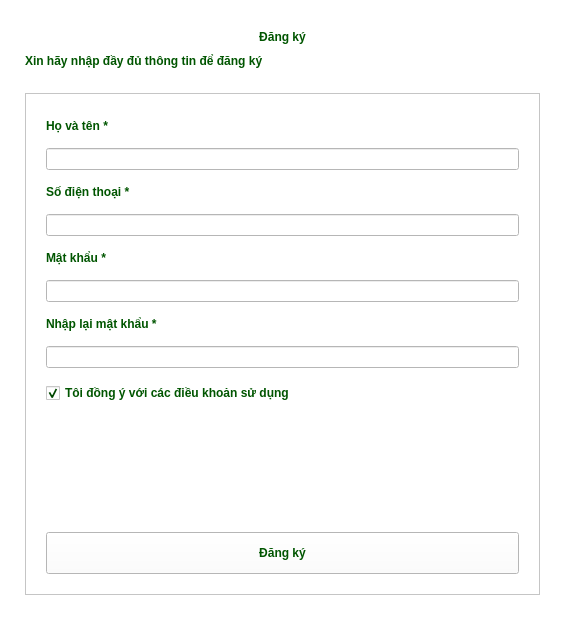
First picture: the form in CSDL_doan/sign.ui, repository chammtnk25411/CSDL_QLCX, before the edit.
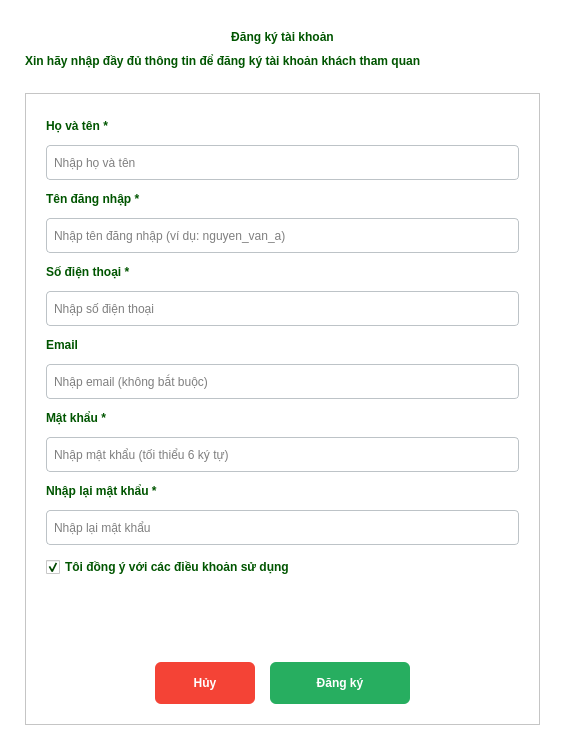
Second picture: the form after the edit. Icons and pictures are not drawn.

Diff of the .ui file:
```diff
--- a/CSDL_doan/sign.ui
+++ b/CSDL_doan/sign.ui
@@ -7,7 +7,7 @@
     <x>0</x>
     <y>0</y>
     <width>565</width>
-    <height>620</height>
+    <height>750</height>
    </rect>
   </property>
   <property name="windowTitle">
@@ -41,7 +41,7 @@
 font-weight: bold;</string>
      </property>
      <property name="text">
-      <string>Đăng ký</string>
+      <string>Đăng ký tài khoản</string>
      </property>
      <property name="alignment">
       <set>Qt::AlignCenter</set>
@@ -56,7 +56,7 @@
 font-weight: bold;</string>
      </property>
      <property name="text">
-      <string>Xin hãy nhập đầy đủ thông tin để đăng ký</string>
+      <string>Xin hãy nhập đầy đủ thông tin để đăng ký tài khoản khách tham quan</string>
      </property>
     </widget>
    </item>
@@ -86,7 +86,7 @@
      </property>
      <layout class="QVBoxLayout" name="verticalLayout_2">
       <property name="spacing">
-       <number>15</number>
+       <number>12</number>
       </property>
       <property name="leftMargin">
        <number>20</number>
@@ -114,11 +114,51 @@
       </item>
       <item>
        <widget class="QLineEdit" name="txtFullName">
+        <property name="minimumSize">
+         <size>
+          <width>0</width>
+          <height>35</height>
+         </size>
+        </property>
         <property name="styleSheet">
-         <string notr="true">border-image: url(:/images/ui/images/ảnh cỏ.png);</string>
+         <string notr="true">border: 1px solid #bdc3c7;
+border-radius: 4px;
+padding: 5px;
+font: 10pt &quot;MS Shell Dlg 2&quot;;</string>
+        </property>
+        <property name="placeholderText">
+         <string>Nhập họ và tên</string>
+        </property>
+       </widget>
+      </item>
+      <item>
+       <widget class="QLabel" name="lbl_username">
+        <property name="styleSheet">
+         <string notr="true">color: rgb(0, 85, 0);
+font: 10pt &quot;MS Shell Dlg 2&quot;;
+font-weight: bold;</string>
         </property>
         <property name="text">
-         <string/>
+         <string>Tên đăng nhập *</string>
+        </property>
+       </widget>
+      </item>
+      <item>
+       <widget class="QLineEdit" name="txtUsername">
+        <property name="minimumSize">
+         <size>
+          <width>0</width>
+          <height>35</height>
+         </size>
+        </property>
+        <property name="styleSheet">
+         <string notr="true">border: 1px solid #bdc3c7;
+border-radius: 4px;
+padding: 5px;
+font: 10pt &quot;MS Shell Dlg 2&quot;;</string>
+        </property>
+        <property name="placeholderText">
+         <string>Nhập tên đăng nhập (ví dụ: nguyen_van_a)</string>
         </property>
        </widget>
       </item>
@@ -136,11 +176,51 @@
       </item>
       <item>
        <widget class="QLineEdit" name="txtPhone">
+        <property name="minimumSize">
+         <size>
+          <width>0</width>
+          <height>35</height>
+         </size>
+        </property>
         <property name="styleSheet">
-         <string notr="true">border-image: url(:/images/ui/images/ảnh cỏ.png);</string>
+         <string notr="true">border: 1px solid #bdc3c7;
+border-radius: 4px;
+padding: 5px;
+font: 10pt &quot;MS Shell Dlg 2&quot;;</string>
+        </property>
+        <property name="placeholderText">
+         <string>Nhập số điện thoại</string>
+        </property>
+       </widget>
+      </item>
+      <item>
+       <widget class="QLabel" name="lbl_email">
+        <property name="styleSheet">
+         <string notr="true">color: rgb(0, 85, 0);
+font: 10pt &quot;MS Shell Dlg 2&quot;;
+font-weight: bold;</string>
         </property>
         <property name="text">
-         <string/>
+         <string>Email</string>
+        </property>
+       </widget>
+      </item>
+      <item>
+       <widget class="QLineEdit" name="txtEmail">
+        <property name="minimumSize">
+         <size>
+          <width>0</width>
+          <height>35</height>
+         </size>
+        </property>
+        <property name="styleSheet">
+         <string notr="true">border: 1px solid #bdc3c7;
+border-radius: 4px;
+padding: 5px;
+font: 10pt &quot;MS Shell Dlg 2&quot;;</string>
+        </property>
+        <property name="placeholderText">
+         <string>Nhập email (không bắt buộc)</string>
         </property>
        </widget>
       </item>
@@ -158,11 +238,20 @@
       </item>
       <item>
        <widget class="QLineEdit" name="txtPassword">
+        <property name="minimumSize">
+         <size>
+          <width>0</width>
+          <height>35</height>
+         </size>
+        </property>
         <property name="styleSheet">
-         <string notr="true">border-image: url(:/images/ui/images/ảnh cỏ.png);</string>
+         <string notr="true">border: 1px solid #bdc3c7;
+border-radius: 4px;
+padding: 5px;
+font: 10pt &quot;MS Shell Dlg 2&quot;;</string>
         </property>
-        <property name="text">
-         <string/>
+        <property name="placeholderText">
+         <string>Nhập mật khẩu (tối thiểu 6 ký tự)</string>
         </property>
         <property name="echoMode">
          <enum>QLineEdit::Password</enum>
@@ -183,11 +272,20 @@
       </item>
       <item>
        <widget class="QLineEdit" name="txtConfirmPassword">
+        <property name="minimumSize">
+         <size>
+          <width>0</width>
+          <height>35</height>
+         </size>
+        </property>
         <property name="styleSheet">
-         <string notr="true">border-image: url(:/images/ui/images/ảnh cỏ.png);</string>
+         <string notr="true">border: 1px solid #bdc3c7;
+border-radius: 4px;
+padding: 5px;
+font: 10pt &quot;MS Shell Dlg 2&quot;;</string>
         </property>
-        <property name="text">
-         <string/>
+        <property name="placeholderText">
+         <string>Nhập lại mật khẩu</string>
         </property>
         <property name="echoMode">
          <enum>QLineEdit::Password</enum>
@@ -202,7 +300,7 @@
 font-weight: bold;</string>
         </property>
         <property name="text">
-         <string>Tôi đồng ý với các điều khoản sử dụng </string>
+         <string>Tôi đồng ý với các điều khoản sử dụng</string>
         </property>
         <property name="checked">
          <bool>true</bool>
@@ -223,23 +321,81 @@
        </spacer>
       </item>
       <item>
-       <widget class="QPushButton" name="registerButton">
-        <property name="minimumSize">
-         <size>
-          <width>0</width>
-          <height>42</height>
-         </size>
+       <layout class="QHBoxLayout" name="buttonLayout">
+        <property name="spacing">
+         <number>15</number>
         </property>
-        <property name="styleSheet">
-         <string notr="true">color: rgb(0, 85, 0);
-border-image: url(:/images/ui/images/ảnh cỏ.png);
+        <item>
+         <spacer name="horizontalSpacer">
+          <property name="orientation">
+           <enum>Qt::Horizontal</enum>
+          </property>
+          <property name="sizeHint" stdset="0">
+           <size>
+            <width>40</width>
+            <height>20</height>
+           </size>
+          </property>
+         </spacer>
+        </item>
+        <item>
+         <widget class="QPushButton" name="btnCancel">
+          <property name="minimumSize">
+           <size>
+            <width>100</width>
+            <height>42</height>
+           </size>
+          </property>
+          <property name="styleSheet">
+           <string notr="true">background-color: #f44336;
+color: white;
+border: none;
+border-radius: 6px;
 font: 10pt &quot;MS Shell Dlg 2&quot;;
-font-weight: bold;</string>
-        </property>
-        <property name="text">
-         <string>Đăng ký</string>
-        </property>
-       </widget>
+font-weight: bold;
+padding: 5px 15px;</string>
+          </property>
+          <property name="text">
+           <string>Hủy</string>
+          </property>
+         </widget>
+        </item>
+        <item>
+         <widget class="QPushButton" name="registerButton">
+          <property name="minimumSize">
+           <size>
+            <width>140</width>
+            <height>42</height>
+           </size>
+          </property>
+          <property name="styleSheet">
+           <string notr="true">background-color: #27ae60;
+color: white;
+border: none;
+border-radius: 6px;
+font: 10pt &quot;MS Shell Dlg 2&quot;;
+font-weight: bold;
+padding: 5px 15px;</string>
+          </property>
+          <property name="text">
+           <string>Đăng ký</string>
+          </property>
+         </widget>
+        </item>
+        <item>
+         <spacer name="horizontalSpacer_2">
+          <property name="orientation">
+           <enum>Qt::Horizontal</enum>
+          </property>
+          <property name="sizeHint" stdset="0">
+           <size>
+            <width>40</width>
+            <height>20</height>
+           </size>
+          </property>
+         </spacer>
+        </item>
+       </layout>
       </item>
      </layout>
     </widget>
```
